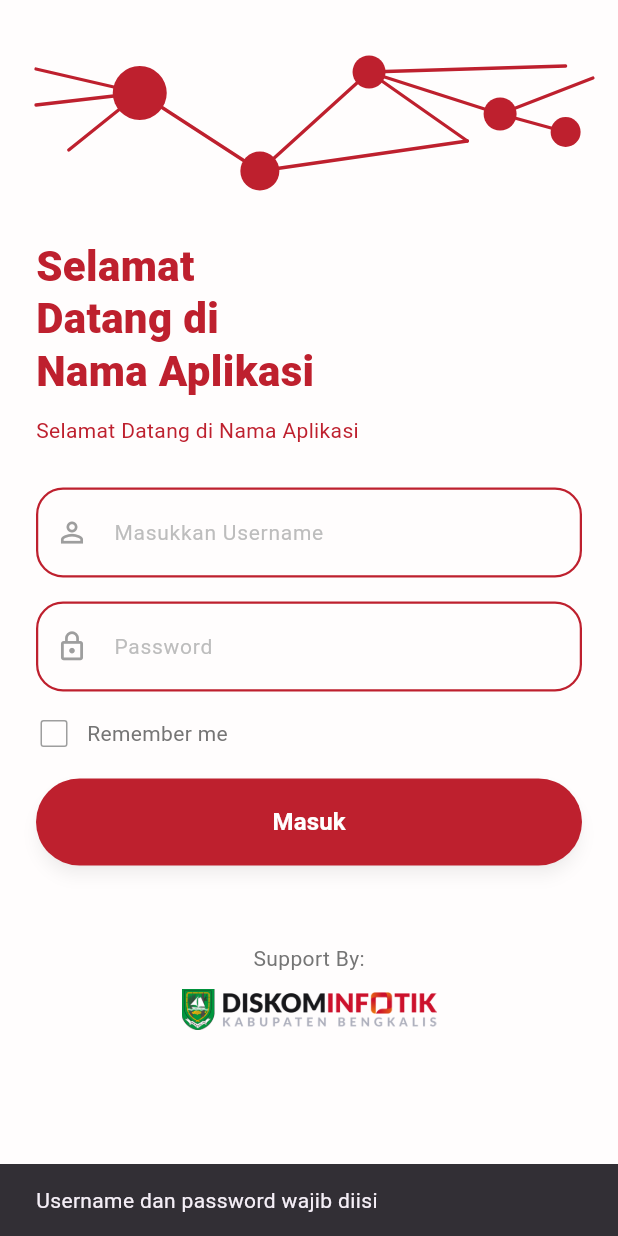
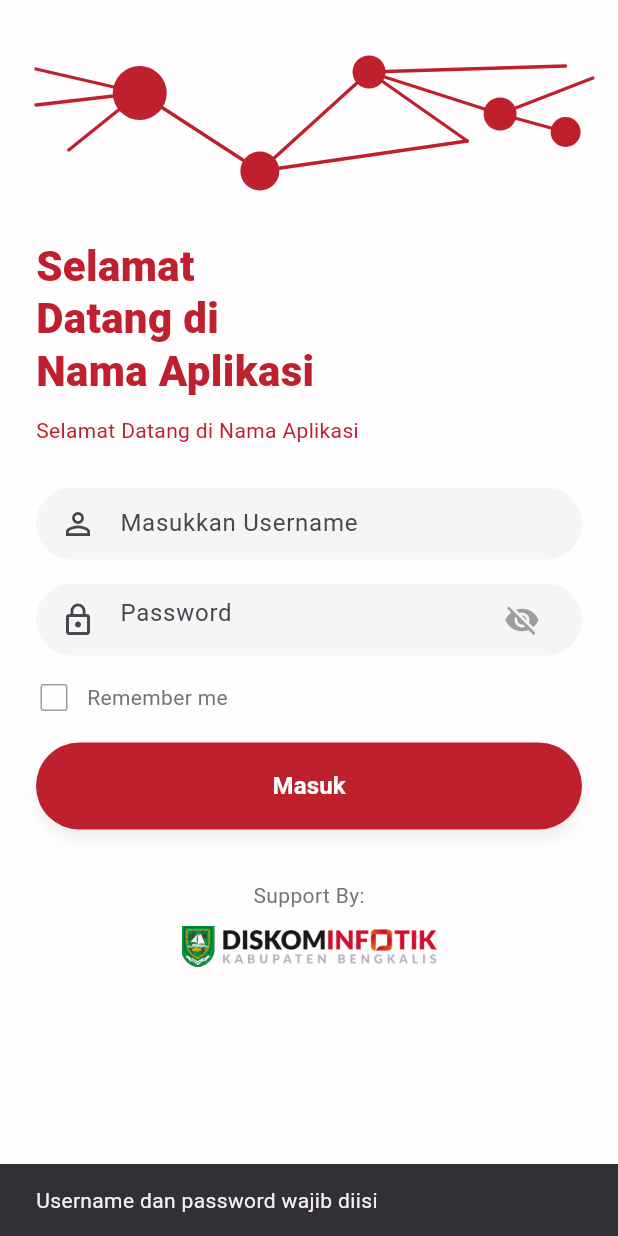
Before and after one commit to arif26-rahman10/Project-KP-Pendaftaran-Domain-Desa, a Flutter app: the screen it shows after launch, after a tap on "Masuk", on a phone screen of 412 x 824 dp. Run offline on Flutter 3.47's test engine with Material 3 defaults, Android fonts, the phone set to English and light mode, and no system bars; our stand-ins replace dio, file_picker, shared_preferences.

Commit message:
login admin

```diff
--- a/lib/pages/Admin/home_page.dart
+++ b/lib/pages/Admin/home_page.dart
@@ -1,4 +1,5 @@
 import 'package:flutter/material.dart';
+import '../../widgets/support_logo.dart';
 
 class AdminHomePage extends StatelessWidget {
   const AdminHomePage({super.key});
@@ -20,6 +21,7 @@ class AdminHomePage extends StatelessWidget {
     );
   }
 
+  // 🔴 HEADER
   Widget _buildHeader(BuildContext context) {
     return Container(
       margin: const EdgeInsets.all(16),
@@ -35,6 +37,7 @@ class AdminHomePage extends StatelessWidget {
       child: Column(
         crossAxisAlignment: CrossAxisAlignment.start,
         children: [
+          // 🔔 Notifikasi
           Row(
             mainAxisAlignment: MainAxisAlignment.spaceBetween,
             children: const [
@@ -61,6 +64,7 @@ class AdminHomePage extends StatelessWidget {
 
           const SizedBox(height: 20),
 
+          // 🔥 HERO LOGO (klik untuk pindah halaman)
           Center(
             child: Hero(
               tag: 'logoHero',
@@ -68,7 +72,7 @@ class AdminHomePage extends StatelessWidget {
                 onTap: () {
                   Navigator.push(
                     context,
-                    MaterialPageRoute(builder: (_) => const DetailLogoPage()),
+                    MaterialPageRoute(builder: (_) => const SupportLogo()),
                   );
                 },
                 child: Image.asset(
@@ -83,6 +87,7 @@ class AdminHomePage extends StatelessWidget {
     );
   }
 
+  // 📊 STATISTIK
   Widget _buildStats() {
     return Padding(
       padding: const EdgeInsets.symmetric(horizontal: 16),
@@ -101,6 +106,7 @@ class AdminHomePage extends StatelessWidget {
     );
   }
 
+  // 🔻 BOTTOM NAV
   Widget _buildBottomNav() {
     return BottomNavigationBar(
       currentIndex: 0,
@@ -116,6 +122,7 @@ class AdminHomePage extends StatelessWidget {
   }
 }
 
+// 🧱 CARD
 class StatCard extends StatelessWidget {
   final String title;
   final String value;
@@ -151,26 +158,3 @@ class StatCard extends StatelessWidget {
     );
   }
 }
-
-class DetailLogoPage extends StatelessWidget {
-  const DetailLogoPage({super.key});
-
-  @override
-  Widget build(BuildContext context) {
-    return Scaffold(
-      appBar: AppBar(
-        title: const Text("Detail Logo"),
-        backgroundColor: Colors.red,
-      ),
-      body: Center(
-        child: Hero(
-          tag: 'logoHero',
-          child: Image.asset(
-            'assets/images/logo_diskominfotik.png',
-            height: 150,
-          ),
-        ),
-      ),
-    );
-  }
-}
--- a/lib/pages/users/login_page.dart
+++ b/lib/pages/users/login_page.dart
@@ -6,7 +6,6 @@ import '../../widgets/custom_field.dart';
 import '../../widgets/support_logo.dart';
 import '../../widgets/top_pattern.dart';
 import '../home_page.dart';
-import 'register_page.dart';
 import '../admin/home_page.dart';
 
 class LoginPage extends StatefulWidget {
@@ -22,6 +21,9 @@ class _LoginPageState extends State<LoginPage> {
 
   bool rememberMe = false;
   bool _isLoading = false;
+
+  // 🔥 state untuk icon mata
+  bool _obscurePassword = true;
 
   Future<void> _login() async {
     final username = usernameController.text.trim();
@@ -42,11 +44,8 @@ class _LoginPageState extends State<LoginPage> {
         password: password,
       );
 
-      print("RESPONSE: $result");
-
       if (!mounted) return;
 
-      // 🔥 AMANIN DATA
       final user = result['user'];
 
       if (result['success'] == true && user != null && user is Map) {
@@ -58,6 +57,7 @@ class _LoginPageState extends State<LoginPage> {
           context,
         ).showSnackBar(const SnackBar(content: Text('Login berhasil')));
 
+        // 🔥 routing berdasarkan role
         if (role == 'admin') {
           Navigator.pushReplacement(
             context,
@@ -79,8 +79,6 @@ class _LoginPageState extends State<LoginPage> {
       }
     } catch (e) {
       if (!mounted) return;
-
-      print("ERROR LOGIN: $e");
 
       ScaffoldMessenger.of(context).showSnackBar(
         SnackBar(content: Text(e.toString().replaceAll('Exception: ', ''))),
@@ -110,6 +108,7 @@ class _LoginPageState extends State<LoginPage> {
                 const SizedBox(height: 12),
                 const TopPattern(),
                 const SizedBox(height: 28),
+
                 ConstrainedBox(
                   constraints: BoxConstraints(maxWidth: width * 0.62),
                   child: const Text(
@@ -122,29 +121,45 @@ class _LoginPageState extends State<LoginPage> {
                     ),
                   ),
                 ),
+
                 const SizedBox(height: 12),
+
                 const Text(
                   'Selamat Datang di Nama Aplikasi',
                   style: TextStyle(color: kPrimary, fontSize: 14),
                 ),
+
                 const SizedBox(height: 28),
 
-                // Username
+                // 🔹 Username
                 CustomField(
                   icon: Icons.person_outline,
                   hint: 'Masukkan Username',
                   controller: usernameController,
                 ),
 
-                // Password
+                // 🔹 Password + ICON MATA 🔥
                 CustomField(
                   icon: Icons.lock_outline,
                   hint: 'Password',
-                  obscure: true,
+                  obscure: _obscurePassword,
                   controller: passwordController,
+                  suffixIcon: IconButton(
+                    icon: Icon(
+                      _obscurePassword
+                          ? Icons.visibility_off
+                          : Icons.visibility,
+                      color: Colors.grey,
+                    ),
+                    onPressed: () {
+                      setState(() {
+                        _obscurePassword = !_obscurePassword;
+                      });
+                    },
+                  ),
                 ),
 
-                // Remember me (UI only)
+                // 🔹 Remember me
                 Row(
                   children: [
                     SizedBox(
@@ -174,7 +189,7 @@ class _LoginPageState extends State<LoginPage> {
 
                 const SizedBox(height: 18),
 
-                // Button Login
+                // 🔹 Button Login
                 SizedBox(
                   width: double.infinity,
                   height: 58,
@@ -208,8 +223,8 @@ class _LoginPageState extends State<LoginPage> {
                   ),
                 ),
 
-                const SizedBox(height: 18),
                 const SizedBox(height: 34),
+
                 const Center(child: SupportLogo()),
               ],
             ),
--- a/lib/widgets/custom_field.dart
+++ b/lib/widgets/custom_field.dart
@@ -1,56 +1,38 @@
 import 'package:flutter/material.dart';
-import '../main.dart';
 
 class CustomField extends StatelessWidget {
   final IconData icon;
   final String hint;
   final bool obscure;
-  final TextEditingController? controller;
-  final TextInputType keyboardType;
+  final TextEditingController controller;
+  final Widget? suffixIcon;
 
   const CustomField({
     super.key,
     required this.icon,
     required this.hint,
     this.obscure = false,
-    this.controller,
-    this.keyboardType = TextInputType.text,
+    required this.controller,
+    this.suffixIcon,
   });
 
   @override
   Widget build(BuildContext context) {
     return Container(
       margin: const EdgeInsets.only(bottom: 16),
+      padding: const EdgeInsets.symmetric(horizontal: 16),
+      decoration: BoxDecoration(
+        color: Colors.grey.shade100,
+        borderRadius: BorderRadius.circular(30),
+      ),
       child: TextField(
         controller: controller,
         obscureText: obscure,
-        keyboardType: keyboardType,
         decoration: InputDecoration(
+          icon: Icon(icon),
           hintText: hint,
-          hintStyle: TextStyle(
-            color: Colors.grey.shade400,
-            fontSize: 14,
-          ),
-          prefixIcon: Icon(
-            icon,
-            color: Colors.grey.shade500,
-            size: 22,
-          ),
-          contentPadding: const EdgeInsets.symmetric(vertical: 18),
-          enabledBorder: OutlineInputBorder(
-            borderRadius: BorderRadius.circular(18),
-            borderSide: const BorderSide(
-              color: kPrimary,
-              width: 1.5,
-            ),
-          ),
-          focusedBorder: OutlineInputBorder(
-            borderRadius: BorderRadius.circular(18),
-            borderSide: const BorderSide(
-              color: kPrimary,
-              width: 1.8,
-            ),
-          ),
+          border: InputBorder.none,
+          suffixIcon: suffixIcon,
         ),
       ),
     );
```
